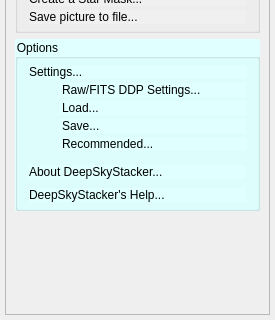
Qt form DeepSkyStacker/ui/ExplorerBar.ui (deepskystacker/DSS) before a commit; both pictures show x 0 to 275 and y 443 to 763 of the 275 by 763 pixel window.
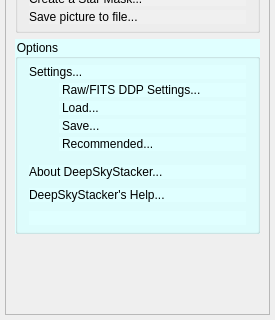
The same form after that commit.

Commit message: Always create a trace file in Documents/DeepSkyStacker/DSSTrace_timestamp.log.  Delete on exit by default, keep by clicking in ExplorerBar

What changed in the file:
```diff
--- a/DeepSkyStacker/ui/ExplorerBar.ui
+++ b/DeepSkyStacker/ui/ExplorerBar.ui
@@ -561,6 +561,26 @@
              </property>
             </widget>
            </item>
+           <item>
+            <spacer name="verticalSpacer_6">
+             <property name="orientation">
+              <enum>Qt::Vertical</enum>
+             </property>
+             <property name="sizeHint" stdset="0">
+              <size>
+               <width>20</width>
+               <height>5</height>
+              </size>
+             </property>
+            </spacer>
+           </item>
+           <item>
+            <widget class="QLabel" name="traceFileDisposition">
+             <property name="text">
+              <string/>
+             </property>
+            </widget>
+           </item>
           </layout>
          </widget>
         </item>
```
Left out of the diff: 17 changed lines with no effect on the pictures. The commit also changes 7 other files.
